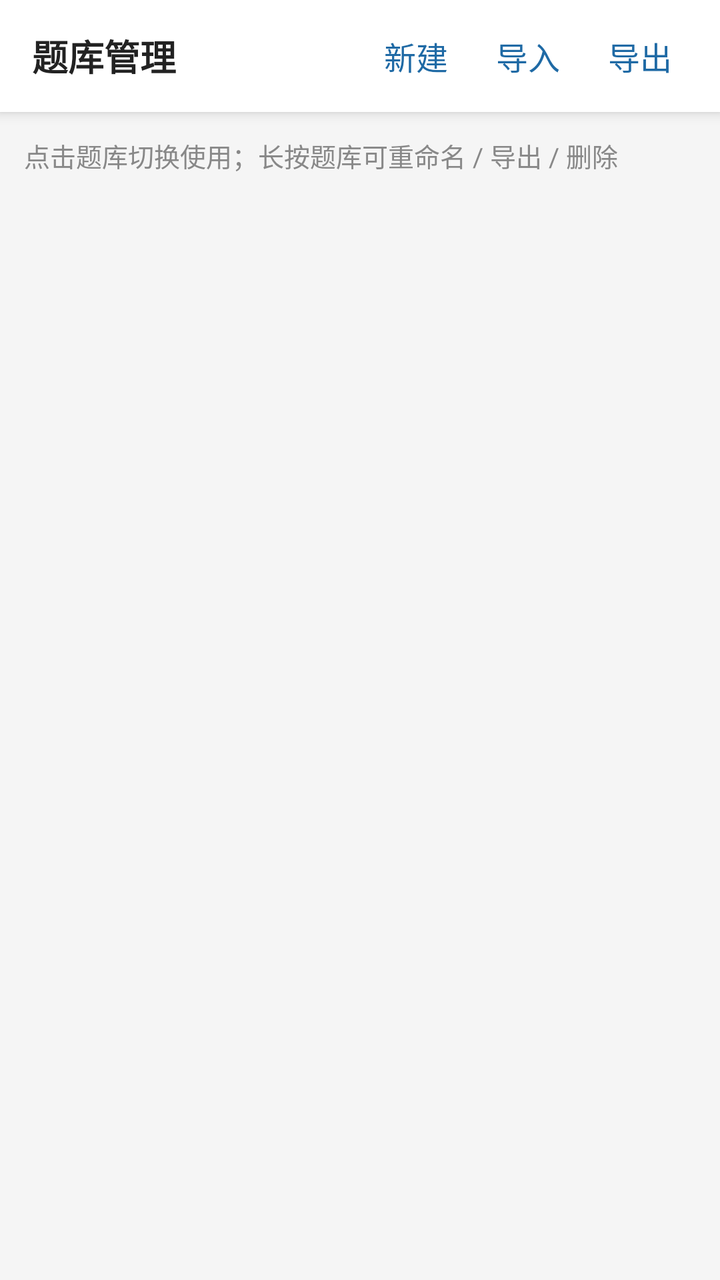
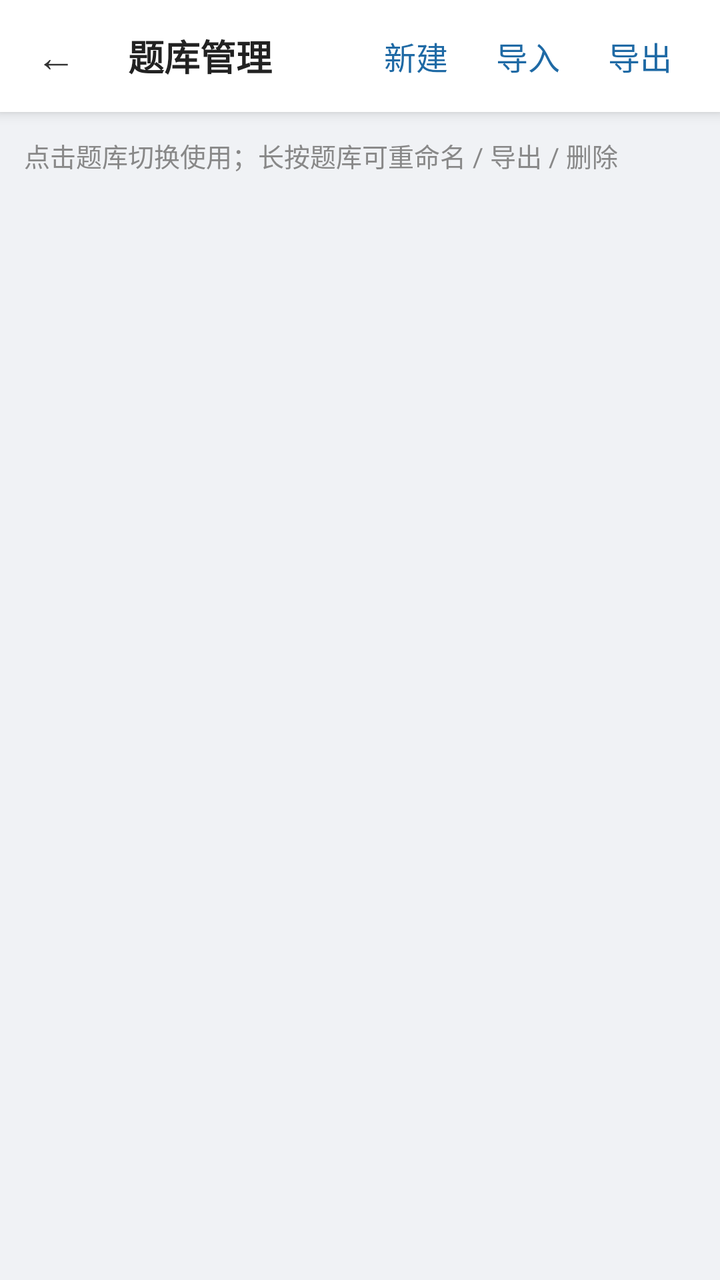

Two renders of the same Android screen: before a commit and after it. Below are the layout's source before the change and the commit's diff.
<!-- AndroidManifest.xml: application theme Theme.Demo -->
<!-- res/layout/activity_save_manage.xml -->
<?xml version="1.0" encoding="utf-8"?>
<LinearLayout xmlns:android="http://schemas.android.com/apk/res/android"
    android:layout_width="match_parent"
    android:layout_height="match_parent"
    android:orientation="vertical"
    android:background="#f5f5f5">

    
    <LinearLayout
        android:layout_width="match_parent"
        android:layout_height="56dp"
        android:background="#ffffff"
        android:orientation="horizontal"
        android:gravity="center_vertical"
        android:elevation="4dp">

        <TextView
            android:layout_width="0dp"
            android:layout_height="wrap_content"
            android:layout_weight="1"
            android:layout_marginStart="16dp"
            android:text="题库管理"
            android:textSize="18sp"
            android:textStyle="bold"
            android:textColor="#222222"/>

        <TextView
            android:id="@+id/btn_new_bank"
            android:layout_width="wrap_content"
            android:layout_height="wrap_content"
            android:padding="8dp"
            android:layout_marginEnd="8dp"
            android:text="新建"
            android:textSize="16sp"
            android:textColor="#1f6aa5"/>

        <TextView
            android:id="@+id/btn_import_bank"
            android:layout_width="wrap_content"
            android:layout_height="wrap_content"
            android:padding="8dp"
            android:layout_marginEnd="8dp"
            android:text="导入"
            android:textSize="16sp"
            android:textColor="#1f6aa5"/>

        <TextView
            android:id="@+id/btn_export_bank"
            android:layout_width="wrap_content"
            android:layout_height="wrap_content"
            android:padding="8dp"
            android:layout_marginEnd="16dp"
            android:text="导出"
            android:textSize="16sp"
            android:textColor="#1f6aa5"/>
    </LinearLayout>

    
    <TextView
        android:layout_width="match_parent"
        android:layout_height="wrap_content"
        android:padding="12dp"
        android:text="点击题库切换使用；长按题库可重命名 / 导出 / 删除"
        android:textSize="13sp"
        android:textColor="#888888"/>

    
    <androidx.recyclerview.widget.RecyclerView
        android:id="@+id/recycler_banks"
        android:layout_width="match_parent"
        android:layout_height="match_parent"
        android:paddingBottom="20dp"/>

</LinearLayout>
<!-- resources referenced by this layout -->
<resources>
  <style name="Theme.Demo" parent="Base.Theme.Demo" />
  <style name="Base.Theme.Demo" parent="Theme.Material3.DayNight.NoActionBar">
          
          <item name="android:statusBarColor">@color/home_bg</item>
          <item name="android:windowLightStatusBar">true</item>
          <item name="android:navigationBarColor">@color/home_bg</item>
          <item name="android:windowLightNavigationBar" tools:targetApi="o_mr1">true</item>
          <item name="android:enforceNavigationBarContrast" tools:targetApi="q">false</item>
      </style>
  <color name="home_bg">#F0F2F5</color>
</resources>

<!-- the commit's change to res/layout/activity_save_manage.xml (unified diff, before → after) -->
@@ -3,22 +3,20 @@
     android:layout_width="match_parent"
     android:layout_height="match_parent"
     android:orientation="vertical"
-    android:background="#f5f5f5">
+    android:background="@color/page_bg">
 
     
-    <LinearLayout
-        android:layout_width="match_parent"
-        android:layout_height="56dp"
-        android:background="#ffffff"
-        android:orientation="horizontal"
-        android:gravity="center_vertical"
-        android:elevation="4dp">
+    <LinearLayout style="@style/TopBar">
+
+        <TextView
+            android:id="@+id/btn_back"
+            style="@style/TopBarBack" />
 
         <TextView
             android:layout_width="0dp"
             android:layout_height="wrap_content"
             android:layout_weight="1"
-            android:layout_marginStart="16dp"
+            android:paddingStart="8dp"
             android:text="题库管理"
             android:textSize="18sp"
             android:textStyle="bold"
<!-- resource entries referenced after the edit -->
@@ -1,6 +1,26 @@
 <!-- resources referenced by this layout -->
 <resources>
+  <color name="page_bg">#F0F2F5</color>
+  <style name="TopBar">
+          <item name="android:layout_width">match_parent</item>
+          <item name="android:layout_height">56dp</item>
+          <item name="android:orientation">horizontal</item>
+          <item name="android:gravity">center_vertical</item>
+          <item name="android:background">@color/home_card</item>
+          <item name="android:elevation">4dp</item>
+      </style>
+  <style name="TopBarBack">
+          <item name="android:layout_width">56dp</item>
+          <item name="android:layout_height">match_parent</item>
+          <item name="android:gravity">center</item>
+          <item name="android:text">←</item>
+          <item name="android:textSize">20sp</item>
+          <item name="android:textColor">@color/home_text_primary</item>
+          <item name="android:background">?attr/selectableItemBackgroundBorderless</item>
+      </style>
   <style name="Theme.Demo" parent="Base.Theme.Demo" />
+  <color name="home_card">#FFFFFF</color>
+  <color name="home_text_primary">#333333</color>
   <style name="Base.Theme.Demo" parent="Theme.Material3.DayNight.NoActionBar">
           
           <item name="android:statusBarColor">@color/home_bg</item>
@@ -9,6 +29,6 @@
           <item name="android:windowLightNavigationBar" tools:targetApi="o_mr1">true</item>
           <item name="android:enforceNavigationBarContrast" tools:targetApi="q">false</item>
       </style>
-  <color name="home_bg">#F0F2F5</color>
+  <color name="home_bg">@color/page_bg</color>
 </resources>
 
